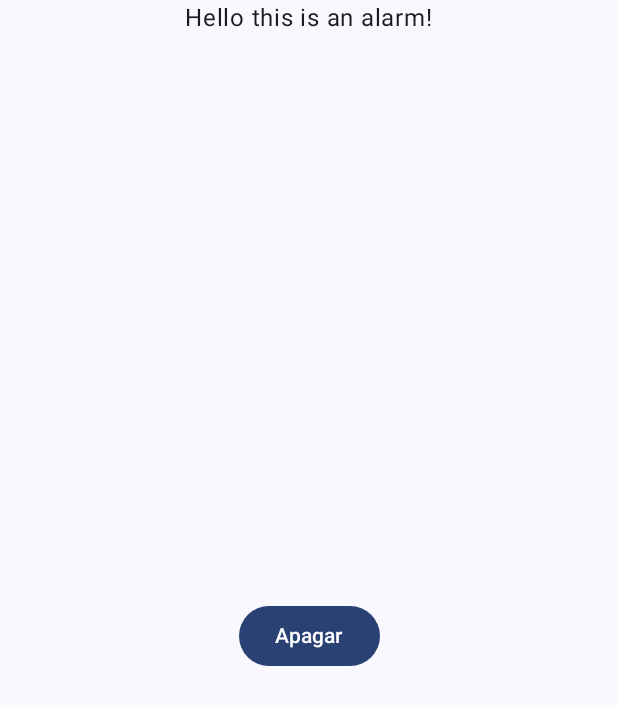
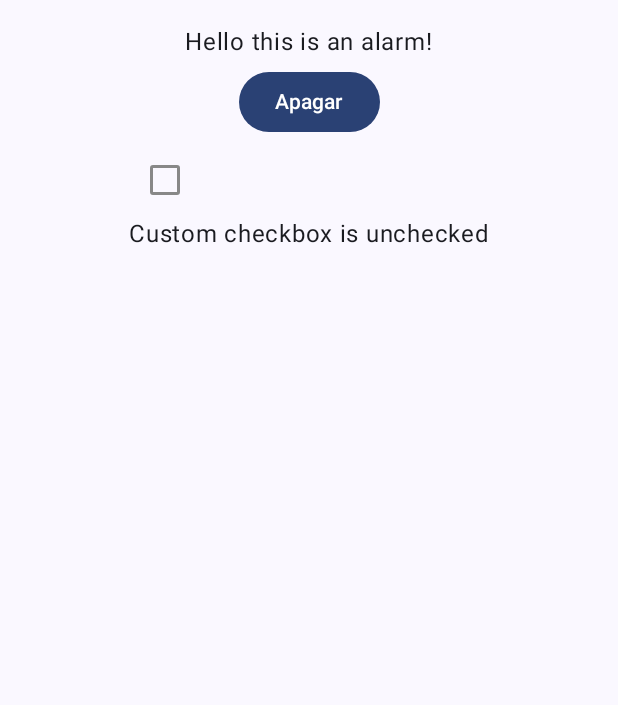
Before and after one commit to joseconejoo/despertador_kotlin, an Android app built with Jetpack Compose: the screen it shows after launch (MainActivity), after a tap on "Apagar", on a phone screen of 412 x 824 dp. Shown: the top 705 px of the screen. Run offline under Robolectric (Android 15) with nearby library versions, the phone set to English and light mode, and no system bars; 1 statement that could not run was skipped.

Commit message:
Doing boton no sonar checkbox and update AGDP

```diff
--- a/app/src/main/java/com/despertador_kotlin/MainActivity.kt
+++ b/app/src/main/java/com/despertador_kotlin/MainActivity.kt
@@ -8,6 +8,7 @@ import androidx.compose.ui.unit.dp
 import android.app.PendingIntent
 import android.content.Context
 import android.content.Intent
+import android.media.AudioManager
 import android.media.MediaPlayer
 import android.net.Uri
 import android.os.Build
@@ -28,10 +29,18 @@ import androidx.compose.material3.Button
 import androidx.compose.material3.Text
 import android.os.PowerManager
 import android.os.PowerManager.WakeLock
-
+import androidx.core.content.ContextCompat
+import androidx.core.content.ContextCompat.getSystemService
+import androidx.compose.foundation.layout.Column
+import androidx.compose.runtime.mutableStateOf
+import androidx.compose.runtime.remember
+import androidx.compose.material3.Checkbox
+import androidx.compose.material3.CheckboxColors
+import androidx.compose.material3.CheckboxDefaults
+import androidx.compose.material3.Text
+import androidx.compose.ui.graphics.Color
 class MainActivity : ComponentActivity() {
     private lateinit var mediaPlayer: MediaPlayer
-
     override fun onCreate(savedInstanceState: Bundle?) {
 
         // pantalla_bloqueada_start
@@ -100,12 +109,14 @@ class MainActivity : ComponentActivity() {
                     color = MaterialTheme.colorScheme.background
                 ) {
                     Column(
-                        modifier = Modifier.fillMaxSize(),
-                        verticalArrangement = Arrangement.Center,
+                        modifier = Modifier.fillMaxSize().padding(16.dp),
+                        //verticalArrangement = Arrangement.Center,
+                        verticalArrangement = Arrangement.Top,
                         horizontalAlignment = Alignment.CenterHorizontally
                     ) {
-                        Greeting("this is an alarm")
-                        MyApp()
+                        Greeting("this is an alarm", Modifier.padding(bottom = 4.dp))
+                        MyApp(this@MainActivity, Modifier.padding(bottom = 4.dp))
+                        CustomCheckboxDeshabilitarAlarma(Modifier.padding(bottom = 4.dp))
                     }
                 }
 
@@ -123,27 +134,34 @@ fun Greeting(name: String, modifier: Modifier = Modifier) {
     )
 }
 @Composable
-fun MyApp() {
-    Box(modifier = Modifier.fillMaxSize(), contentAlignment = Alignment.Center) {
+fun MyApp(context: Context, modifier: Modifier = Modifier) {
+    Box(modifier = modifier, contentAlignment = Alignment.Center) {
         Button(onClick = {
-        /* Aquí va el código que se ejecutará al presionar el botón */
+            /* Aquí va el código que se ejecutará al presionar el botón */
             NotificationListener.notificationPresent = false
+            setVolumeToMin(context)
         }) {
             Text("Apagar")
         }
     }
 }
-
-@Preview(showBackground = true)
 @Composable
-fun GreetingPreview() {
-    Despertador_kotlinTheme {
-        Surface(
-            modifier = Modifier.fillMaxSize(),
-            color = MaterialTheme.colorScheme.background
-        ) {
-            MyApp()
-        }
-        //Greeting("Android12")
+fun CustomCheckboxDeshabilitarAlarma(modifier: Modifier = Modifier) {
+    val checked = remember { mutableStateOf(false) }
+    Column(modifier = modifier) {
+        Checkbox(
+            checked = checked.value,
+            onCheckedChange = { isChecked -> checked.value = isChecked },
+            colors = CheckboxDefaults.colors(
+                checkedColor = Color.Magenta,
+                uncheckedColor = Color.Gray
+            )
+        )
+        Text("Custom checkbox is ${if (checked.value) "checked" else "unchecked"}")
     }
 }
+
+fun setVolumeToMin(context: Context) {
+    val audioManager = context.getSystemService(Context.AUDIO_SERVICE) as AudioManager
+    audioManager.setStreamVolume(AudioManager.STREAM_MUSIC, 0, 0)
+}
--- a/build.gradle
+++ b/build.gradle
@@ -1,6 +1,6 @@
 // Top-level build file where you can add configuration options common to all sub-projects/modules.
 plugins {
-    id 'com.android.application' version '8.0.2' apply false
-    id 'com.android.library' version '8.0.2' apply false
+    id 'com.android.application' version '8.1.2' apply false
+    id 'com.android.library' version '8.1.2' apply false
     id 'org.jetbrains.kotlin.android' version '1.7.20' apply false
 }
```
Also changed, not shown: app/src/main/java/com/despertador_kotlin/NotificationListener.kt (+11 -1 lines).
